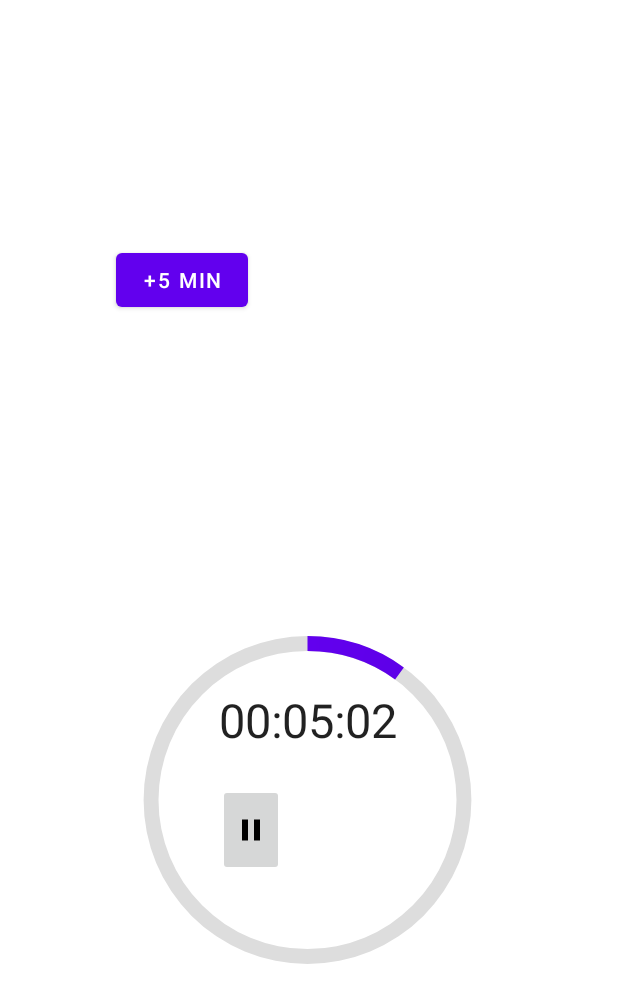
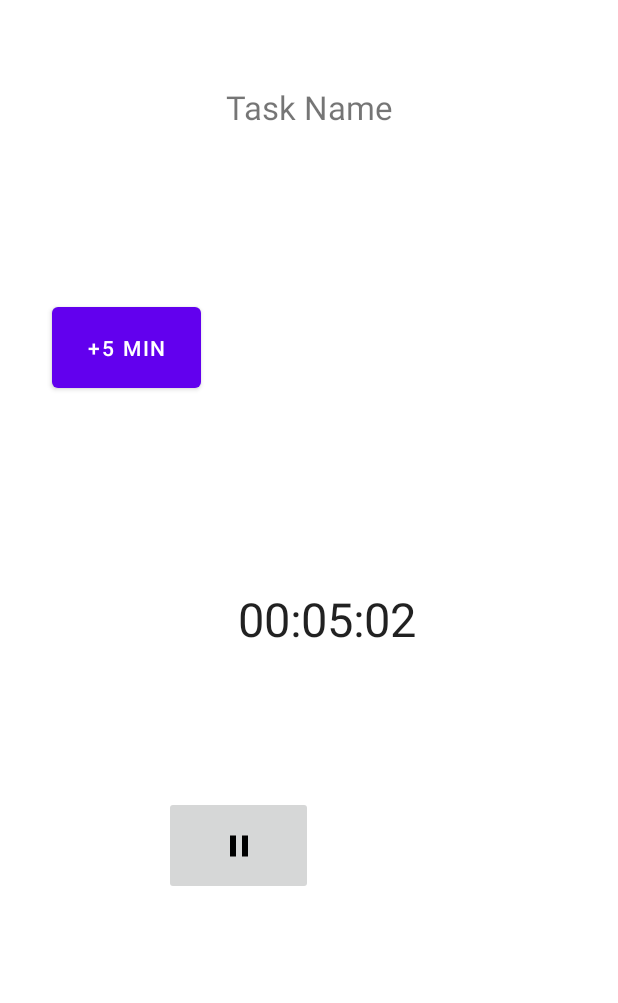
Before and after one commit to vansh482/Padh.Le, an Android app: the MainActivity3 screen opened directly, with no data from a screen before it, after a tap on an icon or button, on a phone screen of 412 x 824 dp. Shown: the top 1003 px of the screen. Run offline under Robolectric (Android 15) with nearby library versions, the phone set to English and light mode, and no system bars; network calls fail; 1 other tap on this screen came first.

```diff
--- a/app/src/main/java/com/example/project/FirstFragment.java
+++ b/app/src/main/java/com/example/project/FirstFragment.java
@@ -128,7 +128,6 @@ public class FirstFragment extends Fragment {
         });
         return inflater.inflate(R.layout.fragment_first, container, false);
 
-
     }
 
     @Override
@@ -190,6 +189,7 @@ public class FirstFragment extends Fragment {
             @Override
             public void onClick(View v, int position) {
                 Intent intent = new Intent (getActivity(), MainActivity3.class);
+                intent.putExtra("title", myList.get(position).name);
                 intent.putExtra("time", myList.get(position).time);
                 intent.putExtra("pos", position);
                 intent.putExtra("uId", myList.get(position).uId);
--- a/app/src/main/java/com/example/project/Form.java
+++ b/app/src/main/java/com/example/project/Form.java
@@ -6,6 +6,7 @@ import androidx.appcompat.app.AppCompatActivity;
 import android.content.Intent;
 import android.os.Bundle;
 import android.text.TextUtils;
+import android.util.Log;
 import android.view.View;
 import android.widget.Button;
 import android.widget.EditText;
@@ -100,6 +101,7 @@ public class Form extends AppCompatActivity {
                             Toast.makeText(Form.this, data, Toast.LENGTH_SHORT).show();
                             Intent i=new Intent();
                             i.putExtra("category",result);
+                            Log.d("tTAG", "onActivityResult: "+result);
                             setResult(RESULT_OK, i);
                             finish();
                         } catch (JSONException e) {
--- a/app/src/main/java/com/example/project/MainActivity.java
+++ b/app/src/main/java/com/example/project/MainActivity.java
@@ -66,8 +66,8 @@ public class MainActivity extends AppCompatActivity implements BottomNavigationV
                     DocumentSnapshot document = task.getResult();
                     if (!document.exists()) {
                         Log.d("date", "Document exists!");
-                        Intent i=new Intent(MainActivity.this,Form.class);
-                        startActivityForResult(i,30);
+                        Intent i=new Intent(getBaseContext(),Form.class);
+                        startActivityForResult(i,3);
 
                         Log.d("TAG", "onCreate: ");
                         Map<String, Object> details = new HashMap<>();
@@ -166,7 +166,7 @@ public class MainActivity extends AppCompatActivity implements BottomNavigationV
     }
     public void onActivityResult(int requestCode, int resultCode, @Nullable Intent data) {
         super.onActivityResult(requestCode, resultCode, data);
-        if(requestCode==30 && resultCode==RESULT_OK){
+        if(requestCode==3 && resultCode==RESULT_OK){
             Log.d("CatTAG", "onActivityResult: "+category);
             category=data.getStringExtra("category");
         }
--- a/app/src/main/java/com/example/project/MainActivity3.java
+++ b/app/src/main/java/com/example/project/MainActivity3.java
@@ -2,6 +2,7 @@ package com.example.project;
 
 import androidx.appcompat.app.AppCompatActivity;
 
+import android.annotation.SuppressLint;
 import android.content.Intent;
 import android.os.Bundle;
 import android.os.Handler;
@@ -12,11 +13,13 @@ import android.widget.Button;
 import android.widget.Chronometer;
 import android.widget.ImageButton;
 import android.widget.ProgressBar;
+import android.widget.TextView;
+import android.widget.Toast;
 
 public class MainActivity3 extends AppCompatActivity {
     private Chronometer chronometer;
     ImageButton btStart, btStop;
-    private boolean isResume;
+    private boolean isResume,isRunning,flg=false;
     Handler handler,handler2;
     long tMilliSec, tStart, tBuff, tUpdate = 0L;
     long sec=0, hrs=0, min=0, prev=0;
@@ -28,11 +31,20 @@ public class MainActivity3 extends AppCompatActivity {
     String sTime;
     long k,j=0;
     boolean flag=true;
+    boolean start_flag=false, five_flag=false, Mstart_flag=false;
+    TextView display_title;
+    String title;
+
+    Intent intent=new Intent();
+    @SuppressLint("MissingInflatedId")
     @Override
     protected void onCreate(Bundle savedInstanceState) {
         super.onCreate(savedInstanceState);
         setContentView(R.layout.activity_main3);
-        progressBar = findViewById(R.id.progress_bar);
+
+        display_title = findViewById(R.id.display_title);
+
+       // progressBar = findViewById(R.id.progress_bar);
         chronometer = findViewById(R.id.chronometer);
         btStart = findViewById(R.id.bt_start);
         btStop = findViewById(R.id.bt_stop);
@@ -42,15 +54,21 @@ public class MainActivity3 extends AppCompatActivity {
         Bundle extra = getIntent().getExtras();
         if (extra != null) {
             prev = extra.getLong("time");
+            title = extra.getString("title");
             pos = extra.getInt("pos");
             uId=extra.getString("uId");
-            Log.d("ma3", "onCreate: " + prev + pos);
+            Log.d("ma3", "onCreate: " + prev );
+            display_title.setText("Task: "+title);
         }
+        sTime="00:00:00";
 
         if(prev>0){
+            flg=true;
             sec =  (prev / 1000);
-            min = min+(sec / 60);
-            hrs = hrs+(min / 60);
+            hrs = hrs+(sec / 3600);
+            min = (min+(sec / 60))%60;
+
+
             sec = sec % 60;
 //            tUpdate+=sec;
 
@@ -63,7 +81,7 @@ public class MainActivity3 extends AppCompatActivity {
         button.setOnClickListener(new View.OnClickListener() {
             @Override
             public void onClick(View view) {
-
+                five_flag=true;
                 j++;
                 min=min+5;
                 hrs = hrs+min / 60;
@@ -74,48 +92,27 @@ public class MainActivity3 extends AppCompatActivity {
             }
         });
 
-        Log.d("ma4", "onCreate: " + k + sTime + pos);
-
 //-------------------------------------------------------------------------------------------------
         btStart.setOnClickListener(new View.OnClickListener() {
-            boolean fuck = true;
+            boolean temp = true;
             @Override
             public void onClick(View v) {
-                //--------------------------------------------------------------------
-                handler.postDelayed(new Runnable() {
-                    @Override
-                    public void run() {
-                        // set the limitations for the numeric
-                        // text under the progress bar
-                        if(fuck){
-                            if (i <= 100) {
-                                progressBar.setProgress(i);
-                                i++;
-                                handler.postDelayed(this, 200);
-                                Log.d("ma4", "onCreate: " + k + sTime + pos);
-                            } else {
-                                i=0;
-                                progressBar.setProgress(i);
-                                i++;
-                                handler.postDelayed(this, 200);
-                            }
-                        }}
-                }, 200);
+                Mstart_flag=true;
                 //-----------------------------------------------------------------------
                 if (!isResume) {
-                    tStart = SystemClock.uptimeMillis()-prev;
+
+                    isResume = true;
+                    isRunning=true;
+                    start_flag=true;
                     handler.postDelayed(runnable, 0);
-                    chronometer.start();
-                    isResume = true;
-                    fuck = true;
                     btStop.setVisibility(View.GONE);
                     btStart.setImageDrawable(getResources().getDrawable(R.drawable.ic_baseline_pause_24));
                 } else {
-                    tBuff += tMilliSec;
+
+                    isRunning=false;
+                    isResume = false;
+                    start_flag=false;
                     handler.removeCallbacks(runnable);
-                    chronometer.stop();
-                    fuck = false;
-                    isResume = false;
                     btStop.setVisibility(View.VISIBLE);
                     btStart.setImageDrawable(getResources().getDrawable(R.drawable.ic_play));
                 }
@@ -124,32 +121,11 @@ public class MainActivity3 extends AppCompatActivity {
 //---------------------------------------------------------------------------------------------------------
 
 
-        Intent i=new Intent();
 
         btStop.setOnClickListener(new View.OnClickListener() {
             @Override
             public void onClick(View view) {
-                if(!isResume){
-                    k= tUpdate+j*300000;
-//                    time=String.valueOf(k );
-                    i.putExtra("position", pos);
-                    i.putExtra("uId", uId);
-                    i.putExtra("time", k);
-                    i.putExtra("sTime",sTime);
-                    btStart.setImageDrawable(getResources().getDrawable(R.drawable.ic_play));
-                    tMilliSec=0L;
-                    tStart=0L;
-                    tBuff=0L;
-                    tUpdate=0L;
-                    sec=0;
-                    min=0;
-                    hrs=0;
-                    chronometer.setText("00:00:00");
-                    k=0;
-                    j=0;
-                    setResult(RESULT_OK, i);
-                    finish();
-                }
+                my_func();
             }
         });
     }
@@ -157,19 +133,79 @@ public class MainActivity3 extends AppCompatActivity {
     public Runnable runnable = new Runnable() {
         @Override
         public void run() {
-            tMilliSec = SystemClock.uptimeMillis() - tStart;
-            tUpdate = tBuff + tMilliSec;
-            sec =  (tUpdate / 1000);
-            if(flag) {
-                sec += prev/1000;
-                flag=false;
+            long temp ,temp2;
+            if(isRunning==true) tUpdate++;
+
+            hrs=hrs;
+            temp2=((tUpdate+min*60)/3600);
+            min=min;
+            temp=(tUpdate/60);
+
+            if(flg){
+                tUpdate+=sec;
+
+                flg=false;
             }
-            min = min+(sec / 60);
-            hrs = hrs+(min / 60);
-            sec = sec % 60;
-            sTime=String.format("%02d", hrs) + ":" + String.format("%02d", min) + ":" + String.format("%02d", sec);
+
+                sec = tUpdate % 60;
+
+
+
+            sTime = String.format("%02d", (hrs+temp2)%60) + ":" + String.format("%02d", (min+temp)%60) + ":" + String.format("%02d", sec);
             chronometer.setText(sTime);
-            handler.postDelayed(this, 60);
+            handler.postDelayed(this, 1000);
         }
     };
+
+
+    @Override
+    public void onBackPressed() {
+        if(start_flag )
+            Toast.makeText(this, "Please Stop the Timer", Toast.LENGTH_SHORT).show();
+        else {
+            my_func();
+            super.onBackPressed();
+        }
+    }
+
+    public void my_func(){
+        if(!isResume){
+            if(Mstart_flag) {
+                k = (tUpdate * 1000) + (j * 300000) + prev - prev % 60000;
+//                    time=String.valueOf(k );
+                intent.putExtra("position", pos);
+                intent.putExtra("uId", uId);
+                intent.putExtra("time", k);
+                intent.putExtra("sTime", sTime);
+            }
+            else if(five_flag){
+                k = (tUpdate * 1000) + (j * 300000) + prev;
+//                    time=String.valueOf(k );
+                intent.putExtra("position", pos);
+                intent.putExtra("uId", uId);
+                intent.putExtra("time", k);
+                intent.putExtra("sTime", sTime);
+            }
+            else{
+                intent.putExtra("position", pos);
+                intent.putExtra("uId", uId);
+                intent.putExtra("time", prev);
+                intent.putExtra("sTime", sTime);
+            }
+            btStart.setImageDrawable(getResources().getDrawable(R.drawable.ic_play));
+
+            tUpdate=0L;
+            start_flag=false;
+            sec=0;
+            min=0;
+            hrs=0;
+            chronometer.setText("00:00:00");
+            k=0;
+            j=0;
+            handler.removeCallbacks(runnable);
+
+            setResult(RESULT_OK, intent);
+            finish();
+        }
+    }
 }
--- a/app/src/main/res/layout/activity_main3.xml
+++ b/app/src/main/res/layout/activity_main3.xml
@@ -7,68 +7,68 @@
     tools:context=".MainActivity3">
 
 
-    <ProgressBar
-        android:id="@+id/progress_bar"
-        style="?android:attr/progressBarStyleHorizontal"
-        android:layout_width="298dp"
-        android:layout_height="324dp"
-        android:indeterminate="false"
-        android:progressDrawable="@drawable/drawable2"
-        app:layout_constraintBottom_toBottomOf="parent"
-        app:layout_constraintEnd_toEndOf="parent"
-        app:layout_constraintHorizontal_bias="0.491"
-        app:layout_constraintStart_toStartOf="parent"
-        app:layout_constraintTop_toTopOf="parent"
-        app:layout_constraintVertical_bias="0.743" />
-
     <Chronometer
         android:id="@+id/chronometer"
         android:layout_width="wrap_content"
+
         android:layout_height="wrap_content"
+        android:format="00:00:00"
         android:textSize="31sp"
-        android:format="00:00:00"
-        app:layout_constraintBottom_toBottomOf="@+id/progress_bar"
-        app:layout_constraintEnd_toEndOf="@+id/progress_bar"
-        app:layout_constraintHorizontal_bias="0.502"
-        app:layout_constraintStart_toStartOf="@+id/progress_bar"
-        app:layout_constraintTop_toTopOf="@+id/progress_bar"
-        app:layout_constraintVertical_bias="0.31" />
+        app:layout_constraintBottom_toBottomOf="parent"
+        app:layout_constraintEnd_toEndOf="parent"
+        app:layout_constraintHorizontal_bias="0.542"
+
+        app:layout_constraintStart_toStartOf="parent"
+        app:layout_constraintTop_toTopOf="parent" />
 
     <Button
         android:id="@+id/button"
-        android:layout_width="wrap_content"
-        android:layout_height="wrap_content"
+        android:layout_width="99dp"
+        android:layout_height="66dp"
         android:text="+5 min"
 
         app:layout_constraintBottom_toBottomOf="parent"
         app:layout_constraintEnd_toEndOf="parent"
-        app:layout_constraintHorizontal_bias="0.238"
+        app:layout_constraintHorizontal_bias="0.111"
         app:layout_constraintStart_toStartOf="parent"
         app:layout_constraintTop_toTopOf="parent"
-        app:layout_constraintVertical_bias="0.21" />
+        app:layout_constraintVertical_bias="0.262" />
 
     <ImageButton
         android:id="@+id/bt_start"
-        android:layout_width="44dp"
-        android:layout_height="61dp"
+        android:layout_width="99dp"
+        android:layout_height="66dp"
 
         android:src="@drawable/ic_play"
         app:layout_constraintBottom_toBottomOf="parent"
         app:layout_constraintEnd_toEndOf="parent"
-        app:layout_constraintHorizontal_bias="0.395"
+        app:layout_constraintHorizontal_bias="0.35"
         app:layout_constraintStart_toStartOf="parent"
-        app:layout_constraintTop_toTopOf="@+id/chronometer"
-        app:layout_constraintVertical_bias="0.21" />
+        app:layout_constraintTop_toTopOf="parent"
+        app:layout_constraintVertical_bias="0.7" />
 
     <ImageButton
         android:id="@+id/bt_stop"
-        android:layout_width="44dp"
-        android:layout_height="61dp"
+        android:layout_width="99dp"
+        android:layout_height="66dp"
         android:src="@drawable/ic_stop"
         app:layout_constraintBottom_toBottomOf="parent"
         app:layout_constraintEnd_toEndOf="parent"
-        app:layout_constraintHorizontal_bias="0.604"
+        app:layout_constraintHorizontal_bias="0.418"
+        app:layout_constraintStart_toEndOf="@+id/bt_start"
+        app:layout_constraintTop_toTopOf="parent"
+        app:layout_constraintVertical_bias="0.7" />
+
+    <TextView
+        android:id="@+id/display_title"
+        android:layout_width="244dp"
+        android:layout_height="48dp"
+        android:gravity="center"
+        android:text="Task Name"
+        android:textSize="22dp"
+        app:layout_constraintBottom_toBottomOf="parent"
+        app:layout_constraintEnd_toEndOf="parent"
         app:layout_constraintStart_toStartOf="parent"
         app:layout_constraintTop_toTopOf="parent"
-        app:layout_constraintVertical_bias="0.67" />
+        app:layout_constraintVertical_bias="0.061" />
 </androidx.constraintlayout.widget.ConstraintLayout>
--- a/app/src/main/res/layout/fragment_begin.xml
+++ b/app/src/main/res/layout/fragment_begin.xml
@@ -16,7 +16,7 @@
         android:layout_gravity="end"
         android:elevation="10dp"
         android:layout_marginEnd="16dp"
-        android:layout_marginBottom="60dp"
+        android:layout_marginBottom="80dp"
         app:backgroundTint="@color/white"
         app:tint="@color/black"
         android:src="@drawable/logout"
--- a/app/src/main/res/layout/fragment_first.xml
+++ b/app/src/main/res/layout/fragment_first.xml
@@ -12,13 +12,13 @@
     <androidx.recyclerview.widget.RecyclerView
         android:id="@+id/recyclerView"
         android:layout_width="match_parent"
-        android:layout_height="450dp"
+        android:layout_height="480dp"
         android:layout_marginHorizontal="5dp"
         app:layout_constraintBottom_toBottomOf="parent"
         app:layout_constraintEnd_toEndOf="parent"
         app:layout_constraintStart_toStartOf="parent"
         app:layout_constraintTop_toTopOf="parent"
-        app:layout_constraintVertical_bias="0.700" />
+        app:layout_constraintVertical_bias="0.750" />
 
     <com.google.android.material.floatingactionbutton.FloatingActionButton
         android:id="@+id/enter"
@@ -27,7 +27,7 @@
         android:layout_gravity="end"
         android:elevation="10dp"
         android:layout_marginEnd="16dp"
-        android:layout_marginBottom="60dp"
+        android:layout_marginBottom="80dp"
         app:backgroundTint="@color/white"
         android:src="@drawable/add_task_floating"
         app:fabSize="normal"
--- a/app/src/main/res/layout/fragment_friend.xml
+++ b/app/src/main/res/layout/fragment_friend.xml
@@ -40,7 +40,7 @@
     <androidx.recyclerview.widget.RecyclerView
         android:id="@+id/friendsTask"
         android:layout_width="match_parent"
-        android:layout_height="450dp"
+        android:layout_height="480dp"
         android:layout_marginHorizontal="5dp"
         android:clickable="false"
         android:longClickable="false"
@@ -48,7 +48,7 @@
         app:layout_constraintEnd_toEndOf="parent"
         app:layout_constraintStart_toStartOf="parent"
         app:layout_constraintTop_toTopOf="parent"
-        app:layout_constraintVertical_bias="0.7" />
+        app:layout_constraintVertical_bias="0.750" />
 
     <androidx.cardview.widget.CardView
         android:id="@+id/cardView4"
--- a/app/src/main/res/values/strings.xml
+++ b/app/src/main/res/values/strings.xml
@@ -1,5 +1,5 @@
 <resources>
-    <string name="app_name">Project</string>
+    <string name="app_name">Padh.Le</string>
     <!-- TODO: Remove or change this placeholder text -->
     <string name="hello_blank_fragment">Hello blank fragment</string>
     <string name = "age"><sup>*</sup>Enter your age.</string>
```
Also changed, not shown: app/src/main/res/layout/row_item.xml (+6 -6 lines).
